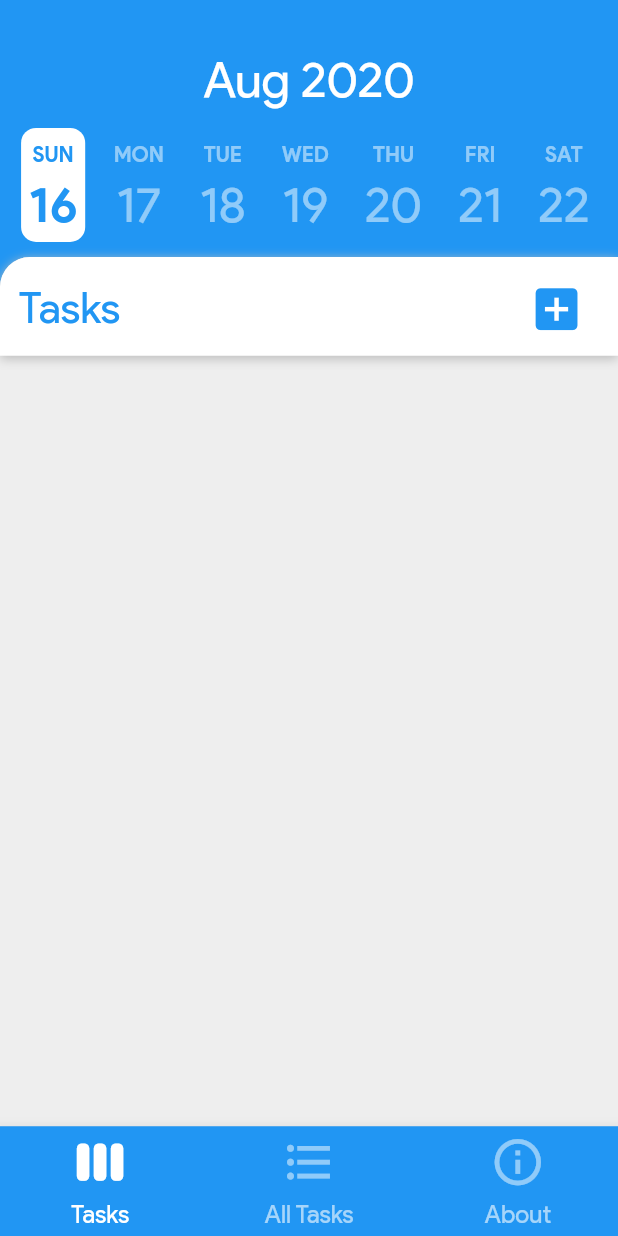
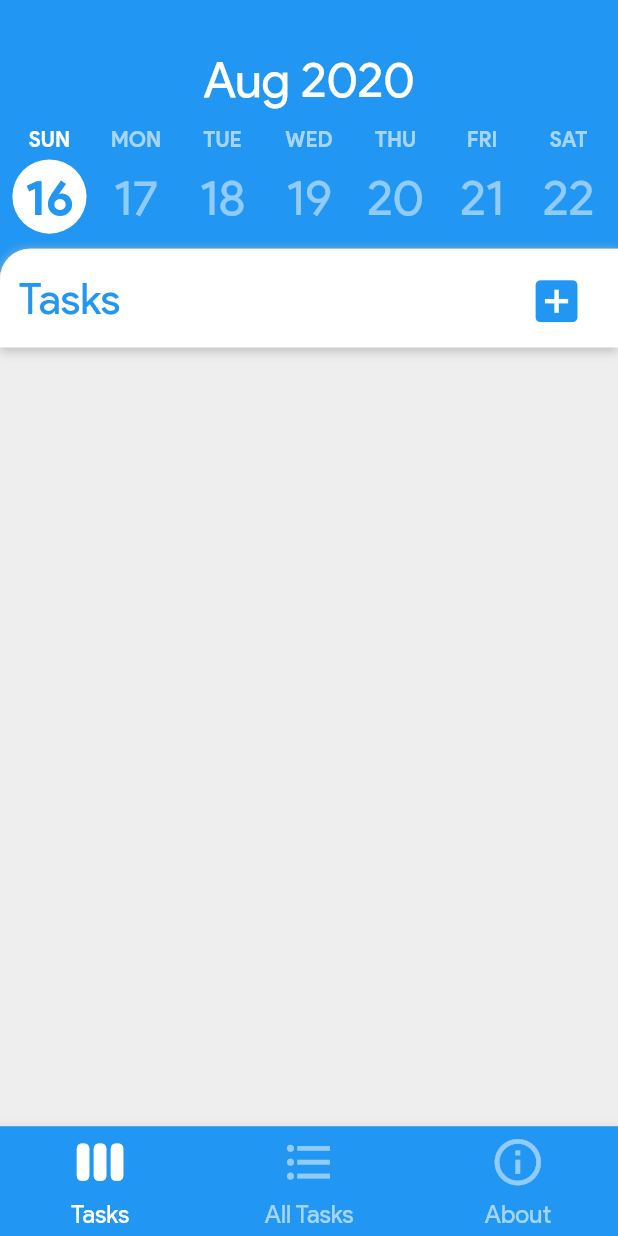
Before and after one commit to CreativelyLogical/todolist-app, a Flutter app: the screen it shows after launch, on a phone screen of 412 x 824 dp. Run offline on Flutter 3.47's test engine with Material 2 defaults, Android fonts, the phone set to English and light mode, and no system bars; our stand-ins replace auto_size_text, circular_check_box, flutter_local_notifications, fluttertoast, rxdart, sqflite and 1 more; missing offline and left inert: device_calendar; accounts and stored records are empty.

Commit message:
made selected DayContainers circle instead of RoundedRectangular

```diff
--- a/lib/widgets/day_container.dart
+++ b/lib/widgets/day_container.dart
@@ -97,6 +97,18 @@ class _DayContainerState extends State<DayContainer> {
 //      padding: EdgeInsets.symmetric(vertical: 0, horizontal: 4),
       child: Column(
         children: <Widget>[
+          Padding(
+            padding: EdgeInsets.only(bottom: 4),
+            child: Text(
+              intToWeekday[widget.inputWeekday],
+              style: TextStyle(
+                color: inputDay.dateCompare(Date(DateTime.now()))
+                    ? kWhite
+                    : kWhite.withOpacity(0.6),
+                fontWeight: FontWeight.w600,
+              ),
+            ),
+          ),
           GestureDetector(
             onTap: () {
 //              showFlutterToast(widget.today
@@ -106,50 +118,40 @@ class _DayContainerState extends State<DayContainer> {
               widget.setStateCallback();
 //            print(today.add(Duration(days: inputWeekday - todayWeekday + 1)));
             },
-            child: Container(
-              padding: EdgeInsets.only(
-                top: 10.0,
-                bottom: 5.0,
-                left: SizeConfig.blockSizeHorizontal * 1.2,
-                right: SizeConfig.blockSizeHorizontal * 1.2,
-              ),
+            child: CircleAvatar(
+              backgroundColor: TaskScreen.selectedDay.dateCompare(inputDay)
+                  ? Colors.white
+                  : kLightBlueAccent.withOpacity(0.0),
+              radius: SizeConfig.blockSizeVertical * 3,
+//              padding: EdgeInsets.all(10),
+//              padding: EdgeInsets.only(
+//                top: 10.0,
+//                bottom: 5.0,
+////                left: SizeConfig.blockSizeHorizontal * 1.2,
+////                right: SizeConfig.blockSizeHorizontal * 1.2,
+
 //              margin: EdgeInsets.symmetric(horizontal: 5.0),
-              decoration: BoxDecoration(
-//              color: weekdayColor[widget.today
-//                  .add(Duration(days: widget.inputWeekday - todayWeekday))
-//                  .weekday],
-                color: TaskScreen.selectedDay.dateCompare(inputDay)
-                    ? Colors.white
-                    : kLightBlueAccent.withOpacity(0.0),
-
-//            color: kLightBlueAccent,
-//        color: diff == 0 ? Color(0xffe3681b) : Color(0xff585866),
-                borderRadius: BorderRadius.all(Radius.circular(10.0)),
-              ),
-              child: Column(
-                children: <Widget>[
-                  Padding(
-                    padding: EdgeInsets.only(bottom: 4),
-                    child: Text(
-                      intToWeekday[widget.inputWeekday],
-                      style: TextStyle(
-                        color: TaskScreen.selectedDay.dateCompare(inputDay)
-                            ? kBlue
-                            : (inputDay.dateCompare(Date(DateTime.now()))
-                                ? kWhite
-                                : kWhite.withOpacity(0.5)),
-                        fontWeight: FontWeight.w600,
-                      ),
-                    ),
-                  ),
-                  Text(
+//              decoration: BoxDecoration(
+//                shape: BoxShape.circle,
+////              color: weekdayColor[widget.today
+////                  .add(Duration(days: widget.inputWeekday - todayWeekday))
+////                  .weekday],
+//                color: TaskScreen.selectedDay.dateCompare(inputDay)
+//                    ? Colors.white
+//                    : kLightBlueAccent.withOpacity(0.0),
+//
+////            color: kLightBlueAccent,
+////        color: diff == 0 ? Color(0xffe3681b) : Color(0xff585866),
+////                borderRadius: BorderRadius.all(Radius.circular(10.0)),
+//              ),
+              child: Text(
 //                  widget.today
 //                      .add(Duration(
 //                          days: widget.inputWeekday - widget.today.weekday))
 //                      .day
 //                      .toString(),
-                    inputDay.day.toString(),
-                    style: dayTextStyle(TaskScreen.selectedDay, inputDay),
+                inputDay.day.toString(),
+                style: dayTextStyle(TaskScreen.selectedDay, inputDay),
 //                    style: TextStyle(
 //                      color: dayColor(TaskScreen.selectedDay, inputDay),
 ////                      color: TaskScreen.selectedDay.dateCompare(inputDay)
@@ -159,8 +161,6 @@ class _DayContainerState extends State<DayContainer> {
 //                      fontWeight: FontWeight.w500,
 //                      fontSize: SizeConfig.blockSizeVertical * 4,
 //                    ),
-                  ),
-                ],
               ),
             ),
           ),
--- a/lib/widgets/edit_task_sheet.dart
+++ b/lib/widgets/edit_task_sheet.dart
@@ -134,6 +134,9 @@ class _EditTaskSheetState extends State<EditTaskSheet> {
       setState(() {
         selectedTimeOfDay = picked;
         selectedTime = selectedTimeOfDay.format(context);
+        print('selectedTime is $selectedTime');
+//        _task.time = selectedTime;
+//        Provider.of<TaskData>(context).updateTask(_task);
       });
     }
   }
@@ -521,10 +524,12 @@ class _EditTaskSheetState extends State<EditTaskSheet> {
                       ),
                       onPressed: () {
                         setState(() {
-                          if (taskHasTime == true)
+                          if (taskHasTime == true) {
                             taskHasTime = false;
-                          else
+                            Provider.of<TaskData>(context).updateTask(_task);
+                          } else {
                             taskHasTime = true;
+                          }
                         });
                       },
                     ),
@@ -545,7 +550,6 @@ class _EditTaskSheetState extends State<EditTaskSheet> {
                         selectedReminder = reminder;
                         setState(() {});
                         _task.alert = selectedReminder;
-//                          Provider.of<TaskData>(context).updateTask(_task);
                       },
                     ),
                   );
```
Also changed, not shown: 1 other file.
